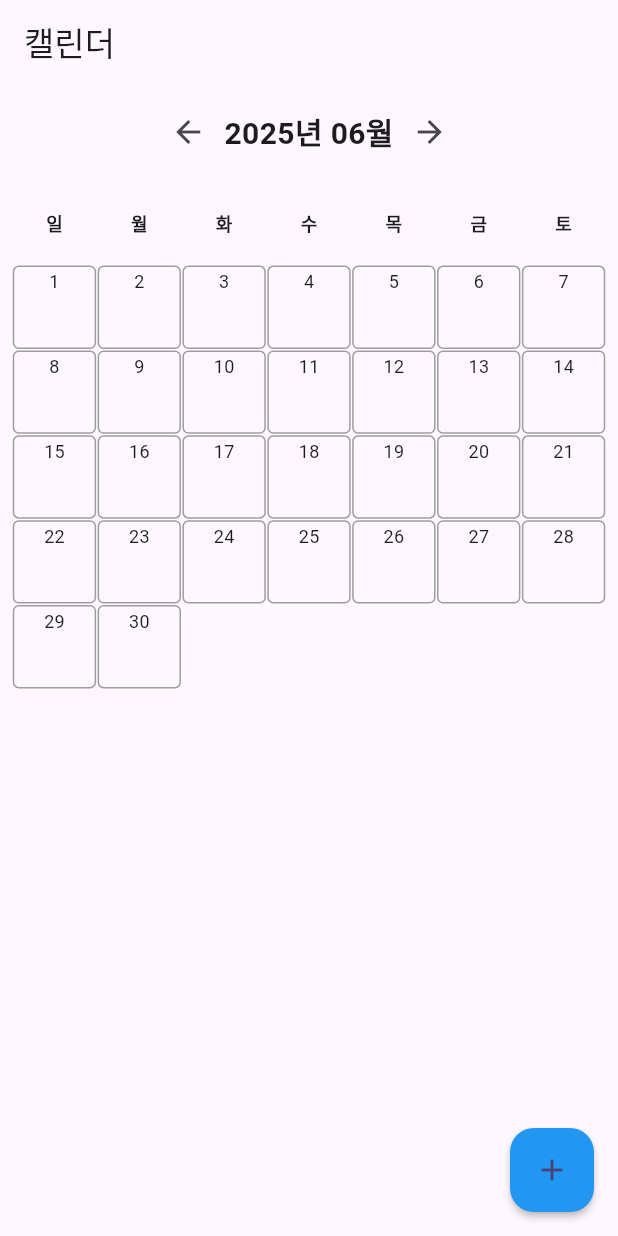
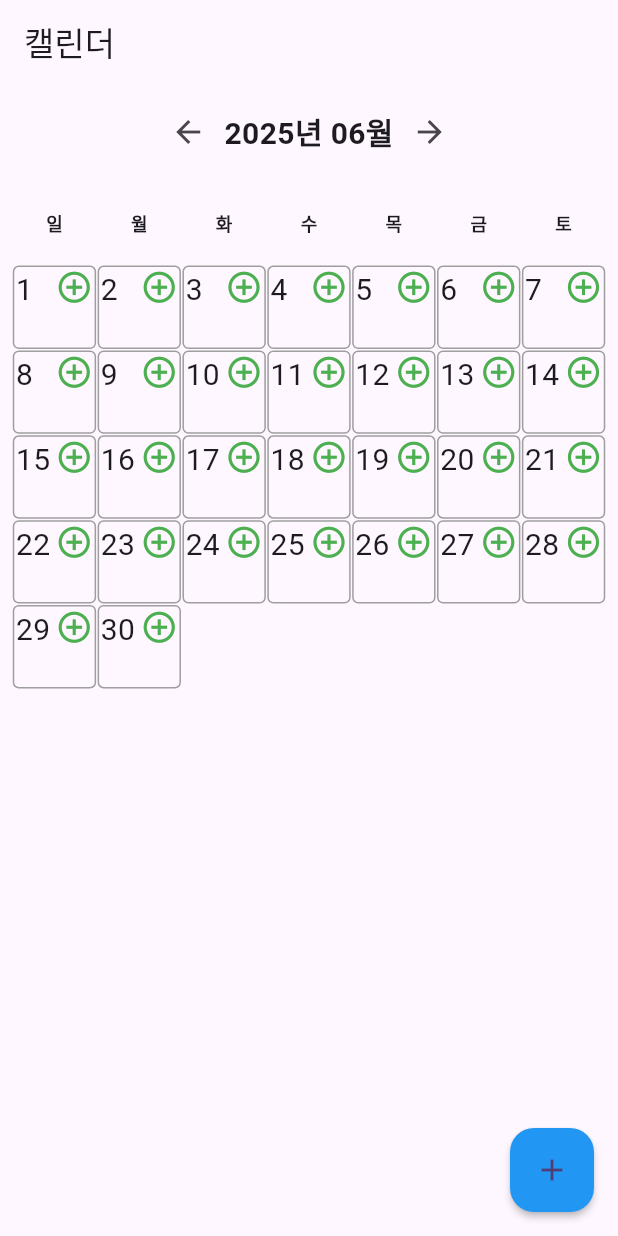
Before and after one commit to KimHaJuns/Kims_project, a Flutter app: the screen it shows after launch, on a phone screen of 412 x 824 dp. Run offline on Flutter 3.47's test engine with Material 3 defaults, Android fonts, the light colour scheme and no system bars; our stand-ins replace file_picker.

Commit message:
날짜칸을 누르면 위에 날짜와 일정이 뜨는 기능,  오른쪽위 + 버튼을 누를시 일정 추가 기능능

```diff
--- a/kims_project/lib/main.dart
+++ b/kims_project/lib/main.dart
@@ -29,6 +29,7 @@
 }
 
 class _CalendarPageState extends State<CalendarPage> {
+  DateTime? _selectedDay;
   Future<void> _handleFilePick(BuildContext context, void Function(void Function()) setModalState) async {
   final result = await FilePicker.platform.pickFiles(
     type: FileType.any
@@ -45,12 +46,8 @@
         _selectedFile = pickedFile;
       });
     } else {
-      // ❌ 그 외 확장자는 무시 + 경고 메시지 출력
       ScaffoldMessenger.of(context).showSnackBar(
-        const SnackBar(
-          content: Text('이미지(png, jpg, jpeg) 또는 PDF 파일만 선택할 수 있습니다.'),
-          duration: Duration(seconds: 2),
-        ),
+        const SnackBar(content: Text('이미지 또는 PDF 파일만 선택 가능합니다.')),
       );
     }
   }
@@ -119,7 +116,11 @@
 
       days.add(
   GestureDetector(
-          onTap: () => _addEvent(currentDate),
+    onTap: () {
+      setState(() {
+        _selectedDay = currentDate; // 날짜 선택 저장
+      });
+    },
     child: Container(
       margin: const EdgeInsets.all(0.5),
       padding: const EdgeInsets.all(1),
@@ -127,24 +128,36 @@
         border: Border.all(color: Colors.grey),
         borderRadius: BorderRadius.circular(4),
       ),
-            child: Column(
+      child: Stack(
+        children: [
+          Column(
+            crossAxisAlignment: CrossAxisAlignment.start,
             children: [
               Text(
                 '$day',
-                  style: const TextStyle(fontSize: 12),
+                style: const TextStyle(fontSize: 20),
               ),
               ...todayEvents.map((e) => Text(
                     e,
-                      style: const TextStyle(fontSize: 8, color: Colors.blue),
+                    style: const TextStyle(fontSize: 20, color: Colors.blue),
                     overflow: TextOverflow.ellipsis,
                   )),
+            ],
+          ),
+          Positioned(
+            top: 0,
+            right: 0,
+            child: GestureDetector(
+              onTap: () => _addEvent(currentDate),
+              child: const Icon(Icons.add_circle_outline, size: 25, color: Colors.green),
+            ),
+          ),
         ],
       ),
     ),
   ),
 );
     }
-
     return days;
   }
 
@@ -255,6 +268,17 @@
               ],
             ),
             const SizedBox(height: 8),
+
+            if (_selectedDay != null) ...[
+              const SizedBox(height: 8),
+              Text(
+                '선택한 날짜: ${DateFormat('yyyy-MM-dd').format(_selectedDay!)}',
+                style: const TextStyle(fontSize: 16, fontWeight: FontWeight.bold),
+              ),
+              ...(_events[DateFormat('yyyy-MM-dd').format(_selectedDay!)] ?? []).map(
+                (e) => Text(e, style: const TextStyle(fontSize: 14)),
+              ),
+            ],
             Expanded(
               child: GridView.count(
                 crossAxisCount: 7,
```
Lines whose indentation alone changed are shown as unchanged.
